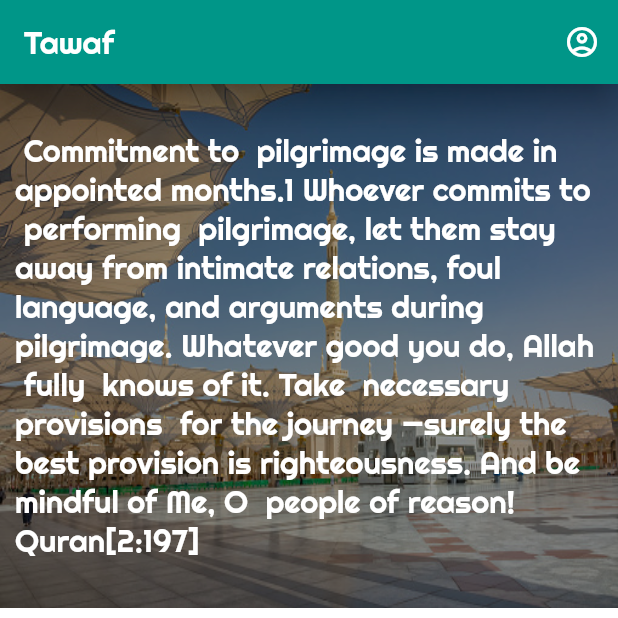
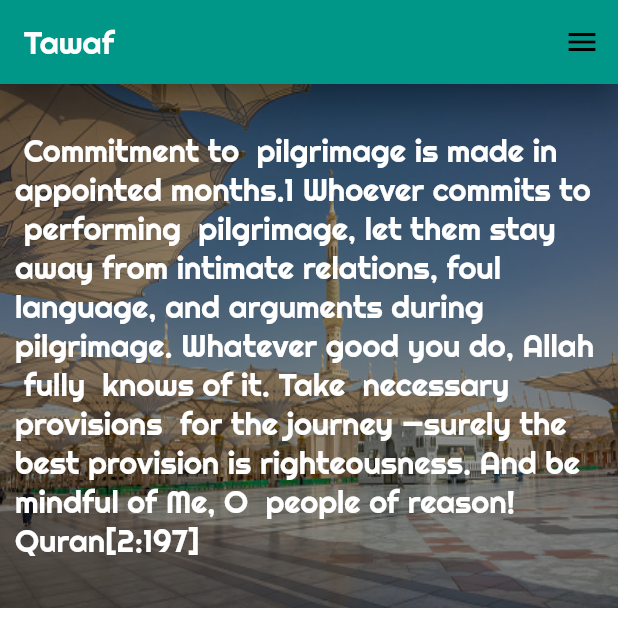
Before and after one commit to Aminat00/hajj_app, a Flutter app: the screen it shows after launch, swiped to page 2, on a phone screen of 412 x 824 dp, the top half of it. Run offline on Flutter 3.47's test engine with Material 2 defaults, Android fonts, the phone set to English and light mode, and no system bars; drawn by our look-alikes of carousel_slider; our stand-ins replace firebase_auth, firebase_core, google_fonts; accounts and stored records are empty.

Commit message:
add drawer and logout button
also add update of username on sign up

```diff
--- a/lib/features/dashboard/presentation/screen/home.dart
+++ b/lib/features/dashboard/presentation/screen/home.dart
@@ -2,6 +2,7 @@ import 'package:flutter/material.dart';
 import '../widget/carousel_slider_hajj.dart';
 import '../widget/main_services.dart';
 import '../widget/prayer_times.dart';
+
 class Home extends StatefulWidget {
   const Home({Key? key}) : super(key: key);
 
@@ -12,22 +13,17 @@ class Home extends StatefulWidget {
 class _HomeState extends State<Home> {
   @override
   Widget build(BuildContext context) {
-    return Container(
-      color:Colors.white,
-      child: Column(
-      children: const [
-        CarouselSliderHajj(),
-        PrayerTimes(),
-        Padding(
-            padding:  EdgeInsets.only(top: 0.0,bottom: 5.0),
-            child:MainServices())
-            // Text('Main Services',
-            //   style: Theme.of(context).textTheme.headline2,
-            // )),
-        ,
-
-
-        ]
+    return SingleChildScrollView(
+      child: Container(
+        color: Colors.white,
+        child: Column(children: const [
+          CarouselSliderHajj(),
+          PrayerTimes(),
+          Padding(
+            padding: EdgeInsets.only(top: 0.0, bottom: 5.0),
+            child: MainServices(),
+          ),
+        ]),
       ),
     );
   }
--- a/lib/features/dashboard/presentation/screen/main_page.dart
+++ b/lib/features/dashboard/presentation/screen/main_page.dart
@@ -1,3 +1,4 @@
+import 'package:firebase_auth/firebase_auth.dart';
 import 'package:flutter/material.dart';
 import 'package:hajj_app/features/dashboard/presentation/screen/signin_screen.dart';
 
@@ -30,27 +31,13 @@ class _MyHomePageState extends State<MyHomePage> {
   @override
   Widget build(BuildContext context) {
     return Scaffold(
-      // extendBodyBehindAppBar: true,
+      endDrawer: _drawer(context),
       appBar: AppBar(
-        // backgroundColor: const Color(0x44000000),
         backgroundColor: Colors.teal,
         elevation: 10,
         title: Text(widget.title, style: Theme.of(context).textTheme.headline2),
-        actions: [
-          IconButton(
-              onPressed: () {
-                Navigator.push(
-                  context,
-                  MaterialPageRoute(
-                    builder: (context) => const SignInScreen(),
-                  ),
-                );
-              },
-              icon: const Icon(Icons.account_circle_outlined, color: Colors.white,)),
-        ],
       ),
       body: IndexedStack(index: _selectedIndex, children: _items),
-
       bottomNavigationBar: showBottomNav(),
     );
   }
@@ -80,4 +67,61 @@ class _MyHomePageState extends State<MyHomePage> {
       onTap: _onTap,
     );
   }
+
+  _drawer(BuildContext context) {
+    return Drawer(
+      width: 200,
+      child: Padding(
+        padding: const EdgeInsets.fromLTRB(30, 60, 30, 20),
+        child: Column(
+          crossAxisAlignment: CrossAxisAlignment.center,
+          children: _drawerContent(context),
+        ),
+      ),
+    );
+  }
+
+  _drawerContent(BuildContext context) {
+    bool isLoggedIn = FirebaseAuth.instance.currentUser != null;
+    User? currentUser;
+    if (isLoggedIn) {
+      currentUser = FirebaseAuth.instance.currentUser;
+    }
+
+    if (!isLoggedIn) {
+      return [
+        ListTile(
+          leading: const Icon(Icons.account_circle_outlined),
+          title: const Text('Log in'),
+          onTap: () => Navigator.push(
+            context,
+            MaterialPageRoute(
+              builder: (context) => const SignInScreen(),
+            ),
+          ).then((value) => setState(() {})),
+        ),
+      ];
+    } else {
+      return [
+        Text(currentUser?.displayName ?? ''),
+        const SizedBox(height: 10),
+        Text(currentUser?.email ?? ''),
+        const SizedBox(height: 10),
+        Divider(
+          thickness: 2,
+        ),
+        const Expanded(
+          child: SizedBox(),
+        ),
+        ListTile(
+          leading: const Icon(Icons.exit_to_app_outlined),
+          title: const Text('Log out'),
+          onTap: () async {
+            await FirebaseAuth.instance.signOut();
+            setState(() {});
+          },
+        ),
+      ];
+    }
+  }
 }
--- a/lib/features/dashboard/presentation/screen/signup_screen.dart
+++ b/lib/features/dashboard/presentation/screen/signup_screen.dart
@@ -24,7 +24,11 @@ class _SignUpScreenState extends State<SignUpScreen> {
       appBar: AppBar(
         backgroundColor: Colors.transparent,
         elevation: 0,
-        title: const Text('Sign Up Page', style:TextStyle(fontSize: 24, fontWeight: FontWeight.bold)),
+        title: const Text('Sign Up Page',
+            style: TextStyle(
+              fontSize: 24,
+              fontWeight: FontWeight.bold,
+            )),
       ),
       body: Container(
           width: MediaQuery.of(context).size.width,
@@ -33,7 +37,7 @@ class _SignUpScreenState extends State<SignUpScreen> {
               gradient: LinearGradient(colors: [
             hexToColor('99d5d5'),
             hexToColor('4cb6b6'),
-            hexToColor('009797')
+            hexToColor('009797'),
           ], begin: Alignment.topCenter, end: Alignment.bottomCenter)),
           child: Center(
             child: SingleChildScrollView(
@@ -61,13 +65,17 @@ class _SignUpScreenState extends State<SignUpScreen> {
                       height: 20,
                     ),
                     signInSignUpButton(context, false, () {
-                      FirebaseAuth.instance.createUserWithEmailAndPassword(email: _emailTextController.text,
-                          password: _passwordTextController.text).then((value) {
+                      FirebaseAuth.instance
+                          .createUserWithEmailAndPassword(
+                              email: _emailTextController.text,
+                              password: _passwordTextController.text)
+                          .then((value) {
+                        FirebaseAuth.instance.currentUser
+                            ?.updateDisplayName(_userTextController.text);
                         Navigator.pop(context);
-                      }).onError((error, stackTrace){
+                      }).onError((error, stackTrace) {
                         print("Error ${error.toString()}");
                       });
-
                     })
                   ],
                 ),
```
